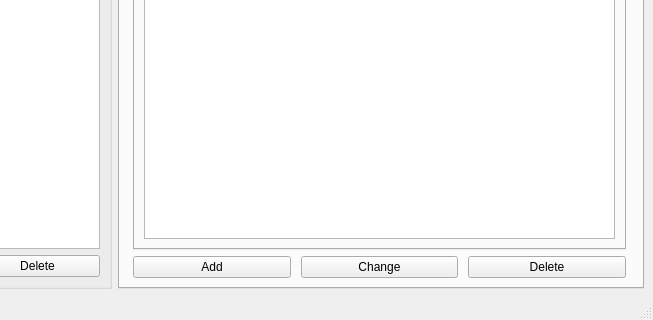
Before: the Qt Designer form admin_form.ui in Testorator/Testik, drawn with Qt 5; both pictures show x 177 to 830 and y 266 to 586 of the 830 by 586 pixel window.
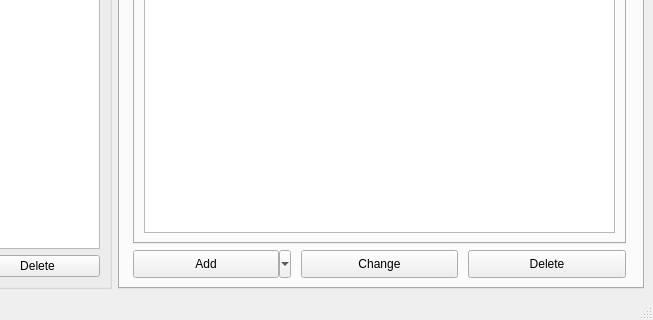
After: the same form once the commit is applied. The open tabs and pages were chosen to show the change. Icons and pictures are not drawn.

```diff
--- a/admin_form.ui
+++ b/admin_form.ui
@@ -107,25 +107,21 @@
            </attribute>
            <layout class="QGridLayout" name="gridLayout_13">
             <item row="0" column="0">
-             <widget class="QTableWidget" name="treeWidget_learn_questions"/>
+             <widget class="QTreeWidget" name="treeWidget_learn_questions">
+              <attribute name="headerVisible">
+               <bool>false</bool>
+              </attribute>
+              <column>
+               <property name="text">
+                <string notr="true">1</string>
+               </property>
+              </column>
+             </widget>
             </item>
            </layout>
           </widget>
          </widget>
         </item>
-        <item row="1" column="0">
-         <widget class="QPushButton" name="pushButton">
-          <property name="maximumSize">
-           <size>
-            <width>158</width>
-            <height>32</height>
-           </size>
-          </property>
-          <property name="text">
-           <string>Add</string>
-          </property>
-         </widget>
-        </item>
         <item row="1" column="1">
          <widget class="QPushButton" name="pushButton_2">
           <property name="maximumSize">
@@ -152,6 +148,22 @@
           </property>
          </widget>
         </item>
+        <item row="1" column="0">
+         <widget class="QToolButton" name="toolButton_Add_Quest">
+          <property name="minimumSize">
+           <size>
+            <width>158</width>
+            <height>28</height>
+           </size>
+          </property>
+          <property name="text">
+           <string>Add</string>
+          </property>
+          <property name="popupMode">
+           <enum>QToolButton::MenuButtonPopup</enum>
+          </property>
+         </widget>
+        </item>
        </layout>
       </widget>
       <widget class="QWidget" name="tab_Students">
```
